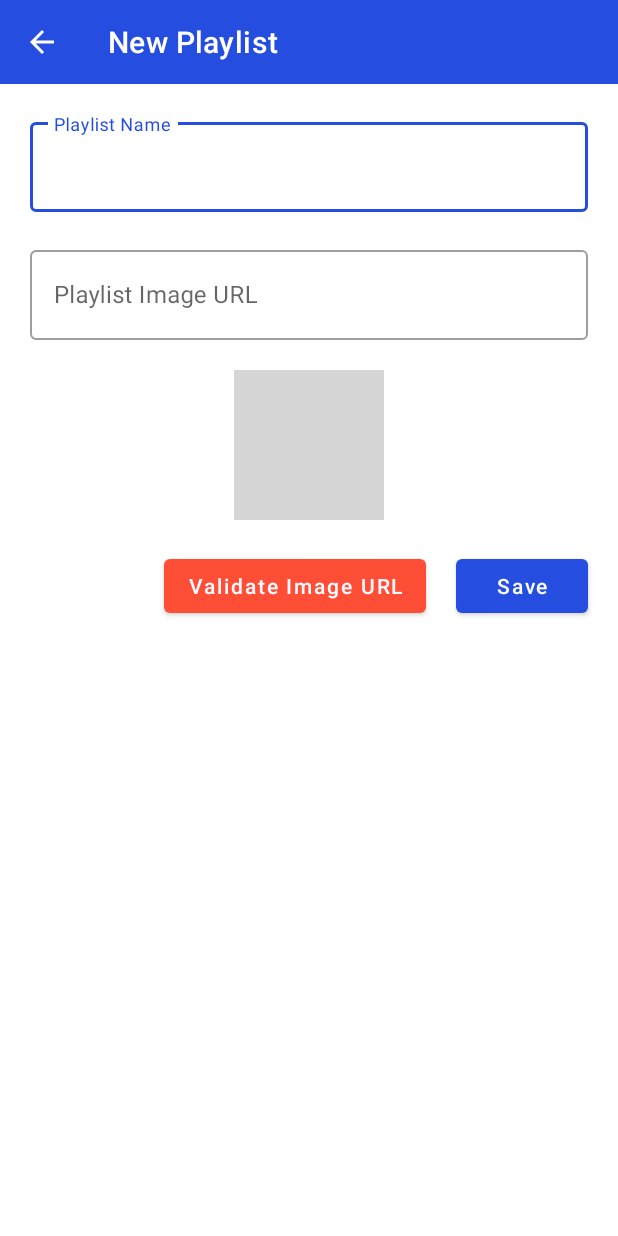
After one commit to LeoKwo/wavelength, an Android app: the CreatePlayListActivity screen opened directly, with no data from a screen before it, on a phone screen of 412 x 824 dp. The commit adds this screen. Run offline under Robolectric (Android 15) with nearby library versions, the phone set to English and light mode, and no system bars; pictures from the network do not load; grey boxes are pictures that could not be loaded.

Commit message:
now support creating and removing playlists

```diff
--- /dev/null
+++ b/app/src/main/java/com/example/wavelength/CreatePlayListActivity.kt
@@ -0,0 +1,100 @@
+package com.example.wavelength
+
+import androidx.appcompat.app.AppCompatActivity
+import android.os.Bundle
+import android.util.Log
+import android.view.LayoutInflater
+import android.widget.Toast
+import androidx.core.content.ContextCompat
+import androidx.lifecycle.lifecycleScope
+import com.bumptech.glide.Glide
+import com.bumptech.glide.load.resource.drawable.DrawableTransitionOptions
+import com.bumptech.glide.load.resource.drawable.DrawableTransitionOptions.withCrossFade
+import com.example.wavelength.databinding.ActivityCreatePlayListBinding
+import com.example.wavelength.databinding.ActivityPlayListBinding
+import com.example.wavelength.requestBody.CreatePlayListBody
+import com.example.wavelength.retrofit.RetrofitInstance
+import retrofit2.HttpException
+import java.io.FileNotFoundException
+import java.io.IOException
+
+private lateinit var activityCreatePlayListBinding: ActivityCreatePlayListBinding
+//private var urlNotValid = false
+
+class CreatePlayListActivity : AppCompatActivity() {
+    override fun onCreate(savedInstanceState: Bundle?) {
+        super.onCreate(savedInstanceState)
+        activityCreatePlayListBinding = ActivityCreatePlayListBinding.inflate(layoutInflater)
+        setContentView(activityCreatePlayListBinding.root)
+
+        // action bar options
+        supportActionBar?.apply {
+            title = "New Playlist"
+            elevation = 0F
+            setDisplayHomeAsUpEnabled(true)
+            setDisplayShowHomeEnabled(true)
+        }
+
+        // functionality
+        with(activityCreatePlayListBinding) {
+            // help users validate their urls
+            btValidate.setBackgroundColor(ContextCompat.getColor(this@CreatePlayListActivity, R.color.orange))
+            btValidate.setOnClickListener {
+                val url = etUrl.text
+                Glide
+                    .with(this@CreatePlayListActivity)
+                    .load(url.toString())
+                    .centerCrop()
+                    .error(R.drawable.ic_error)
+                    .transition(withCrossFade())
+                    .into(ivPreview)
+            }
+
+            // save playlist to database
+            btSave.setOnClickListener {
+                if (etName.text.toString() == "" || etUrl.text.toString() == "") {
+                    Toast.makeText(
+                        this@CreatePlayListActivity,
+                        "Both text fields are required!",
+                        Toast.LENGTH_SHORT
+                    ).show()
+                } else {
+                    val name = etName.text.toString()
+                    val url = etUrl.text.toString()
+
+                    lifecycleScope.launchWhenCreated {
+                        val res = try {
+                            RetrofitInstance.api.createPlayList(CreatePlayListBody(name, url))
+                        } catch (e: IOException) {
+                            Toast.makeText(
+                                this@CreatePlayListActivity,
+                                "io error: ${e.message}",
+                                Toast.LENGTH_LONG
+                            ).show()
+                            return@launchWhenCreated
+                        } catch (e: HttpException) {
+                            Toast.makeText(
+                                this@CreatePlayListActivity,
+                                "http error",
+                                Toast.LENGTH_LONG
+                            ).show()
+                            return@launchWhenCreated
+                        }
+                        if (res.isSuccessful) { // 200 status code
+                            Toast.makeText(this@CreatePlayListActivity, "New playlist created", Toast.LENGTH_SHORT).show()
+                            this@CreatePlayListActivity.finish()
+                        } else {
+                            Toast.makeText(this@CreatePlayListActivity, "Error creating new playlist", Toast.LENGTH_SHORT).show()
+                        }
+                    }
+                }
+            }
+        }
+    }
+
+    // add back button
+    override fun onSupportNavigateUp(): Boolean {
+        onBackPressed()
+        return true
+    }
+}
--- a/app/src/main/java/com/example/wavelength/adapter/MusicAdapter.kt
+++ b/app/src/main/java/com/example/wavelength/adapter/MusicAdapter.kt
@@ -11,6 +11,7 @@ import androidx.recyclerview.widget.DiffUtil
 import androidx.recyclerview.widget.RecyclerView
 import coil.load
 import com.bumptech.glide.Glide
+import com.bumptech.glide.load.resource.drawable.DrawableTransitionOptions
 import com.example.wavelength.R
 import com.example.wavelength.model.Song
 import com.example.wavelength.databinding.ItemSongBinding
@@ -63,7 +64,8 @@ class MusicAdapter: RecyclerView.Adapter<MusicAdapter.MusicViewHolder>() {
 
             Glide.with(context)
                 .load("https://musiclibrary.nyc3.cdn.digitaloceanspaces.com/${song.songName}.jpeg")
-                .into(ivAlbumArt);
+                .transition(DrawableTransitionOptions.withCrossFade())
+                .into(ivAlbumArt)
 
             clSongItem.setOnClickListener{
                 onSongClickListener(song)
--- a/app/src/main/java/com/example/wavelength/api/MusicAPI.kt
+++ b/app/src/main/java/com/example/wavelength/api/MusicAPI.kt
@@ -2,7 +2,9 @@ package com.example.wavelength.api
 
 import com.example.wavelength.model.PlayList
 import com.example.wavelength.model.Song
+import com.example.wavelength.requestBody.CreatePlayListBody
 import retrofit2.Response
+import retrofit2.http.Body
 import retrofit2.http.GET
 import retrofit2.http.POST
 import retrofit2.http.Path
@@ -29,4 +31,7 @@ interface MusicAPI {
 
     @POST("playLists/remove/{id}")
     suspend fun removePlayList(@Path("id") id: String): Response<Void>
+
+    @POST("playLists/create")
+    suspend fun createPlayList(@Body body: CreatePlayListBody): Response<Void>
 }
--- a/app/src/main/java/com/example/wavelength/playList/PlayListFragment.kt
+++ b/app/src/main/java/com/example/wavelength/playList/PlayListFragment.kt
@@ -1,5 +1,6 @@
 package com.example.wavelength.playList
 
+import android.content.Intent
 import android.content.res.ColorStateList
 import android.os.Bundle
 import android.util.Log
@@ -13,14 +14,12 @@ import androidx.core.view.isVisible
 import androidx.fragment.app.Fragment
 import androidx.lifecycle.lifecycleScope
 import androidx.recyclerview.widget.LinearLayoutManager
-import com.example.wavelength.R
+import com.example.wavelength.*
 import com.example.wavelength.adapter.MusicAdapter
 import com.example.wavelength.adapter.PlayListAdapter
 import com.example.wavelength.databinding.FragmentPlaylistBinding
 import com.example.wavelength.model.PlayList
 import com.example.wavelength.model.Song
-import com.example.wavelength.navigateToPlayListActivity
-import com.example.wavelength.navigateToPlayerActivity
 import com.example.wavelength.retrofit.RetrofitInstance
 import com.google.android.material.floatingactionbutton.FloatingActionButton
 import jp.wasabeef.recyclerview.animators.SlideInUpAnimator
@@ -79,6 +78,7 @@ class PlayListFragment: Fragment() {
         // Floating action bar onclick
         btPlayListAdd = binding.btPlayListEdit
         btPlayListAdd.setOnClickListener {
+            startActivity(Intent(context, CreatePlayListActivity::class.java))
 //            if (!editButtonPressed) {
 //                btPlayListEdit.setImageDrawable(
 //                    ContextCompat.getDrawable(
--- /dev/null
+++ b/app/src/main/java/com/example/wavelength/requestBody/CreatePlayListBody.kt
@@ -0,0 +1,3 @@
+package com.example.wavelength.requestBody
+
+class CreatePlayListBody(private var name: String, private var url: String) {}
--- /dev/null
+++ b/app/src/main/res/drawable/ic_error.xml
@@ -0,0 +1,5 @@
+<vector android:height="24dp" android:tint="#000000"
+    android:viewportHeight="24" android:viewportWidth="24"
+    android:width="24dp" xmlns:android="http://schemas.android.com/apk/res/android">
+    <path android:fillColor="@android:color/white" android:pathData="M12,2C6.48,2 2,6.48 2,12s4.48,10 10,10 10,-4.48 10,-10S17.52,2 12,2zM13,17h-2v-2h2v2zM13,13h-2L11,7h2v6z"/>
+</vector>
--- /dev/null
+++ b/app/src/main/res/drawable/ic_favorite.xml
@@ -0,0 +1,5 @@
+<vector android:height="24dp" android:tint="#000000"
+    android:viewportHeight="24" android:viewportWidth="24"
+    android:width="24dp" xmlns:android="http://schemas.android.com/apk/res/android">
+    <path android:fillColor="@android:color/white" android:pathData="M12,21.35l-1.45,-1.32C5.4,15.36 2,12.28 2,8.5 2,5.42 4.42,3 7.5,3c1.74,0 3.41,0.81 4.5,2.09C13.09,3.81 14.76,3 16.5,3 19.58,3 22,5.42 22,8.5c0,3.78 -3.4,6.86 -8.55,11.54L12,21.35z"/>
+</vector>
--- /dev/null
+++ b/app/src/main/res/layout/activity_create_play_list.xml
@@ -0,0 +1,109 @@
+<?xml version="1.0" encoding="utf-8"?>
+<androidx.constraintlayout.widget.ConstraintLayout xmlns:android="http://schemas.android.com/apk/res/android"
+    xmlns:app="http://schemas.android.com/apk/res-auto"
+    xmlns:tools="http://schemas.android.com/tools"
+    android:layout_width="match_parent"
+    android:layout_height="match_parent"
+    tools:context=".CreatePlayListActivity">
+
+    <com.google.android.material.textfield.TextInputLayout
+        android:id="@+id/tilName"
+        app:layout_constraintTop_toTopOf="parent"
+        android:layout_width="match_parent"
+        android:layout_height="wrap_content"
+        android:layout_margin="20dp"
+        style="@style/Widget.MaterialComponents.TextInputLayout.OutlinedBox">
+
+        <androidx.appcompat.widget.AppCompatEditText
+            android:id="@+id/etName"
+            android:layout_width="match_parent"
+            android:layout_height="60dp"
+            app:layout_constraintTop_toTopOf="parent"
+            android:hint="Playlist Name"
+            />
+
+    </com.google.android.material.textfield.TextInputLayout>
+
+    <com.google.android.material.textfield.TextInputLayout
+        android:id="@+id/tilUrl"
+        app:layout_constraintTop_toBottomOf="@id/tilName"
+        android:layout_width="match_parent"
+        android:layout_height="wrap_content"
+        android:layout_margin="20dp"
+        style="@style/Widget.MaterialComponents.TextInputLayout.OutlinedBox">
+
+        <androidx.appcompat.widget.AppCompatEditText
+            android:id="@+id/etUrl"
+            android:layout_width="match_parent"
+            android:layout_height="60dp"
+            android:hint="Playlist Image URL"
+            />
+
+    </com.google.android.material.textfield.TextInputLayout>
+
+<!--    <androidx.appcompat.widget.LinearLayoutCompat-->
+<!--        android:layout_width="match_parent"-->
+<!--        android:layout_height="wrap_content"-->
+<!--        app:layout_constraintBottom_toBottomOf="parent"-->
+<!--        >-->
+
+<!--        <androidx.appcompat.widget.AppCompatButton-->
+<!--            android:layout_width="wrap_content"-->
+<!--            android:layout_height="wrap_content"-->
+<!--            app:layout_constraintStart_toStartOf="parent"-->
+<!--            app:layout_constraintBottom_toBottomOf="parent"-->
+<!--            android:elevation="0dp"-->
+<!--            android:layout_margin="20dp"-->
+<!--            android:layout_weight="1"-->
+<!--            />-->
+
+<!--        <androidx.appcompat.widget.AppCompatButton-->
+<!--            android:layout_width="wrap_content"-->
+<!--            android:layout_height="wrap_content"-->
+<!--            app:layout_constraintStart_toStartOf="parent"-->
+<!--            app:layout_constraintBottom_toBottomOf="parent"-->
+<!--            android:elevation="0dp"-->
+<!--            android:layout_margin="20dp"-->
+<!--            android:layout_weight="1"-->
+<!--            />-->
+
+<!--    </androidx.appcompat.widget.LinearLayoutCompat>-->
+
+    <ImageView
+        android:id="@+id/ivPreview"
+        app:layout_constraintTop_toBottomOf="@id/tilUrl"
+        app:layout_constraintStart_toStartOf="parent"
+        app:layout_constraintEnd_toEndOf="parent"
+        android:layout_margin="20dp"
+        android:layout_width="100dp"
+        android:layout_height="100dp"
+        android:src="@drawable/ic_playlist"
+        />
+
+    <Button
+        android:id="@+id/btSave"
+        android:layout_width="wrap_content"
+        android:layout_height="wrap_content"
+        app:layout_constraintEnd_toEndOf="parent"
+        app:layout_constraintTop_toBottomOf="@id/ivPreview"
+        android:elevation="0dp"
+        android:layout_margin="20dp"
+        android:layout_weight="1"
+        android:text="Save"
+        android:textAllCaps="false"
+        />
+
+    <Button
+        android:id="@+id/btValidate"
+        android:layout_width="wrap_content"
+        android:layout_height="wrap_content"
+        app:layout_constraintEnd_toStartOf="@id/btSave"
+        app:layout_constraintTop_toBottomOf="@id/ivPreview"
+        android:elevation="0dp"
+        android:layout_margin="20dp"
+        android:layout_weight="1"
+        android:text="Validate Image URL"
+        android:textAllCaps="false"
+        />
+
+</androidx.constraintlayout.widget.ConstraintLayout>
```
Also changed, not shown: app/src/main/AndroidManifest.xml (+7 -0 lines), app/src/main/java/com/example/wavelength/PlayerActivity.kt (+29 -12 lines), app/src/main/java/com/example/wavelength/adapter/PlayListAdapter.kt (+5 -3 lines), app/src/main/res/layout/item_play_list.xml (+3 -4 lines).
